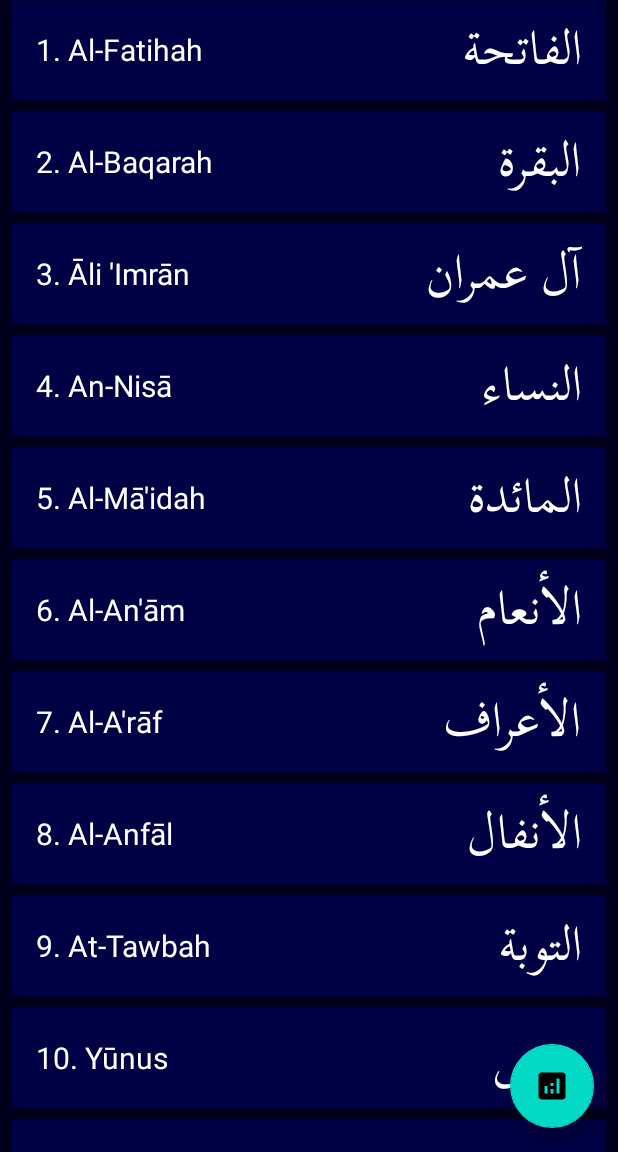
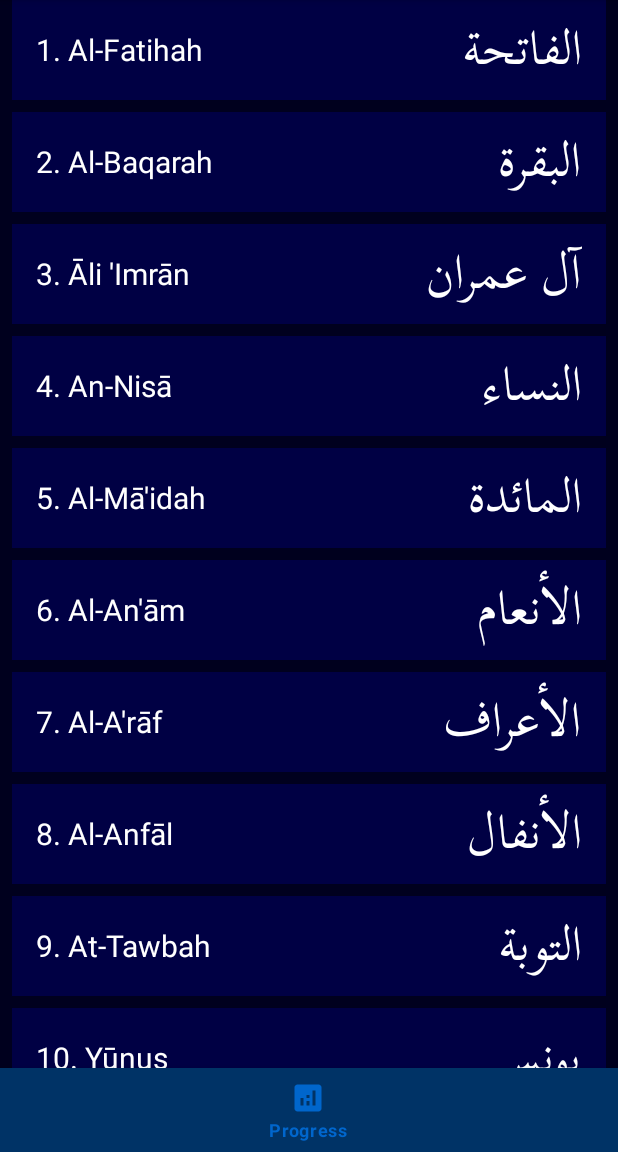
Before and after one commit to blueheron786/quran-habit, an Android app built with Jetpack Compose: the screen it shows after launch (MainActivity), on a phone screen of 412 x 824 dp, the part 84-1236 px from its top. Run offline under Robolectric (Android 15) with nearby library versions, the phone set to English and light mode, and no system bars.

Commit message:
Bottom nav bar

```diff
--- a/app/src/main/java/com/quranhabit/MainActivity.kt
+++ b/app/src/main/java/com/quranhabit/MainActivity.kt
@@ -2,20 +2,34 @@ package com.quranhabit
 
 import android.os.Bundle
 import androidx.appcompat.app.AppCompatActivity
-import com.google.android.material.floatingactionbutton.FloatingActionButton
+import com.google.android.material.bottomnavigation.BottomNavigationView
 import com.quranhabit.ui.progress.ReadingProgressFragment
+import com.quranhabit.ui.surah.SurahListFragment
 
 class MainActivity : AppCompatActivity() {
     override fun onCreate(savedInstanceState: Bundle?) {
         super.onCreate(savedInstanceState)
         setContentView(R.layout.activity_main)
 
-        findViewById<FloatingActionButton>(R.id.fab_progress).setOnClickListener {
-            // Replace current fragment with ReadingProgressFragment
+        if (savedInstanceState == null) {
             supportFragmentManager.beginTransaction()
-                .replace(R.id.container, ReadingProgressFragment())
-                .addToBackStack(null) // Optional: Add to back stack for navigation
+                .replace(R.id.container, SurahListFragment()) // Replace with your main fragment
                 .commit()
+        }
+
+        // Bottom nav setup
+        val bottomNav = findViewById<BottomNavigationView>(R.id.bottom_nav)
+        bottomNav.setOnItemSelectedListener { item ->
+            when (item.itemId) {
+                R.id.navigation_progress -> {
+                    supportFragmentManager.beginTransaction()
+                        .replace(R.id.container, ReadingProgressFragment())
+                        .addToBackStack(null) // Optional: Allows back button to return to Home
+                        .commit()
+                    true
+                }
+                else -> false
+            }
         }
     }
 }
--- a/app/src/main/res/drawable/baseline_analytics_24.xml
+++ b/app/src/main/res/drawable/ic_analytics.xml
@@ -1,4 +1,4 @@
-<vector xmlns:android="http://schemas.android.com/apk/res/android" android:height="32dp" android:tint="#0088FF" android:viewportHeight="24" android:viewportWidth="24" android:width="32dp">
+<vector xmlns:android="http://schemas.android.com/apk/res/android" android:height="32dp" android:viewportHeight="24" android:viewportWidth="24" android:width="32dp">
 
     <path android:fillColor="@android:color/white" android:pathData="M19,3L5,3c-1.1,0 -2,0.9 -2,2v14c0,1.1 0.9,2 2,2h14c1.1,0 2,-0.9 2,-2L21,5c0,-1.1 -0.9,-2 -2,-2zM9,17L7,17v-5h2v5zM13,17h-2v-3h2v3zM13,12h-2v-2h2v2zM17,17h-2L15,7h2v10z"/>
 
--- a/app/src/main/res/layout/activity_main.xml
+++ b/app/src/main/res/layout/activity_main.xml
@@ -1,33 +1,27 @@
-<?xml version="1.0" encoding="utf-8"?>
-<FrameLayout
+<androidx.constraintlayout.widget.ConstraintLayout
     xmlns:android="http://schemas.android.com/apk/res/android"
     xmlns:app="http://schemas.android.com/apk/res-auto"
-
-    android:id="@+id/container"
     android:layout_width="match_parent"
     android:layout_height="match_parent">
 
-    <androidx.fragment.app.FragmentContainerView
-        android:id="@+id/nav_host_fragment"
-        android:name="androidx.navigation.fragment.NavHostFragment"
+    <!-- Fragment Container (takes up all space above bottom nav) -->
+    <FrameLayout
+        android:id="@+id/container"
         android:layout_width="match_parent"
-        android:layout_height="match_parent"
-        app:defaultNavHost="true"
-        app:navGraph="@navigation/nav_graph" />
+        android:layout_height="0dp"
+        app:layout_constraintTop_toTopOf="parent"
+        app:layout_constraintBottom_toTopOf="@+id/bottom_nav" />
 
-    <!-- Optional ComposeView -->
-    <androidx.compose.ui.platform.ComposeView
-        android:id="@+id/compose_view"
+    <!-- Bottom Navigation Bar (fixed at the bottom) -->
+    <com.google.android.material.bottomnavigation.BottomNavigationView
+        android:id="@+id/bottom_nav"
         android:layout_width="match_parent"
-        android:layout_height="match_parent"/>
+        android:layout_height="wrap_content"
+        android:layout_marginBottom="0dp"
+        app:menu="@menu/bottom_nav_menu"
+        app:layout_constraintBottom_toBottomOf="parent"
+        app:layout_constraintStart_toStartOf="parent"
+        app:layout_constraintEnd_toEndOf="parent"
+        android:background="@color/primary_dark" />
 
-    <!-- floating action button at the bottom -->
-    <com.google.android.material.floatingactionbutton.FloatingActionButton
-        android:id="@+id/fab_progress"
-        android:layout_width="wrap_content"
-        android:layout_height="wrap_content"
-        android:layout_gravity="bottom|end"
-        android:layout_margin="16dp"
-        android:contentDescription="View reading progress"
-        app:srcCompat="@drawable/baseline_analytics_24" />
-</FrameLayout>
+</androidx.constraintlayout.widget.ConstraintLayout>
--- /dev/null
+++ b/app/src/main/res/menu/bottom_nav_menu.xml
@@ -0,0 +1,9 @@
+<menu xmlns:android="http://schemas.android.com/apk/res/android"
+    xmlns:app="http://schemas.android.com/apk/res-auto"
+    app:itemIconTint="@color/text_primary"
+    app:itemTextColor="@color/text_primary">
+    <item
+        android:id="@+id/navigation_progress"
+        android:icon="@drawable/ic_analytics"
+        android:title="Progress" />
+</menu>
```
